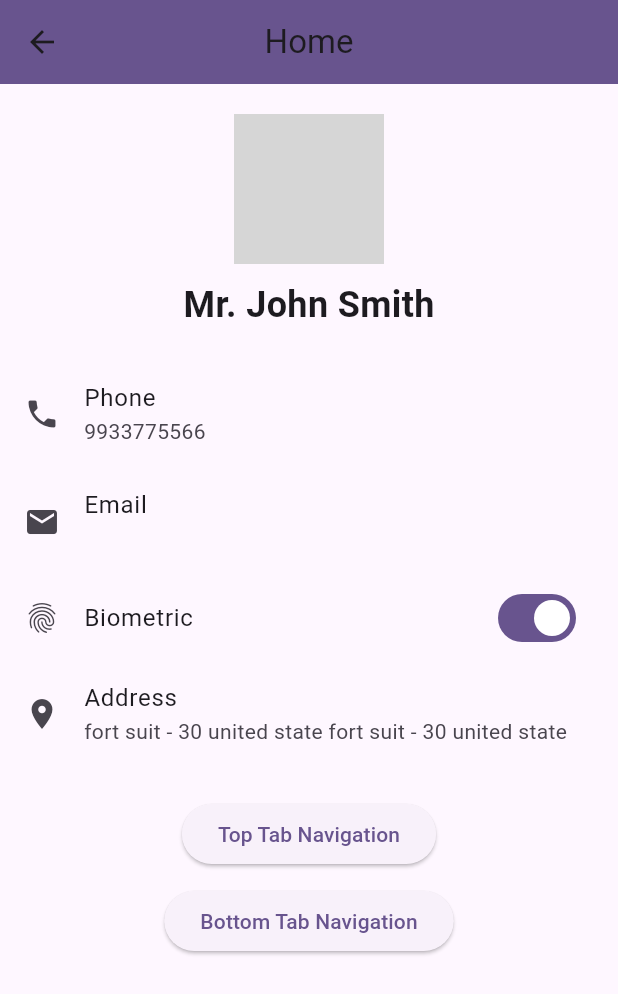
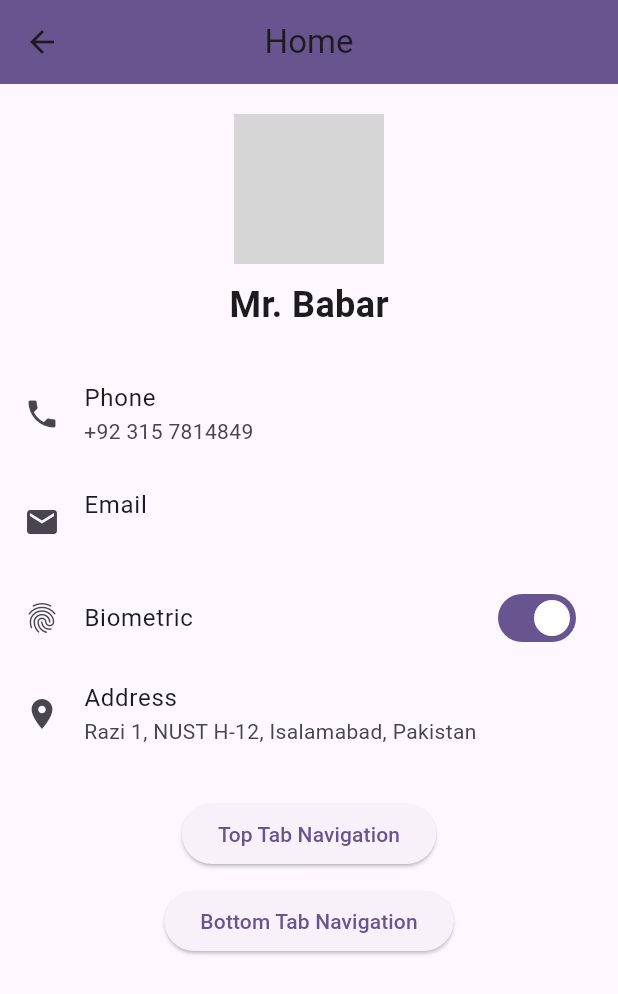
Before and after one commit to Babar78/MAD_Assignment_2, a Flutter app: the HomeScreen screen opened directly with empty values, on a phone screen of 412 x 824 dp. Shown: the top 994 px of the screen. Run offline on Flutter 3.47's test engine with Material 3 defaults, Android fonts, the phone set to English and light mode, and no system bars; network calls fail; grey boxes are pictures that could not be loaded.

Commit message:
Complete Assignment

```diff
--- a/lib/home_screen.dart
+++ b/lib/home_screen.dart
@@ -19,16 +19,17 @@ class HomeScreen extends StatelessWidget {
             const SizedBox(height: 20),
             const CircleAvatar(
               radius: 50,
-              backgroundImage: NetworkImage('https://via.placeholder.com/150'),
+              backgroundImage: NetworkImage(
+                  'https://img.freepik.com/free-vector/bird-colorful-gradient-design-vector_343694-2506.jpg?size=338&ext=jpg&ga=GA1.1.1700460183.1713484800&semt=ais'),
             ),
             const SizedBox(height: 10),
-            const Text('Mr. John Smith',
+            const Text('Mr. Babar',
                 style: TextStyle(fontSize: 24, fontWeight: FontWeight.bold)),
             const SizedBox(height: 20),
             const ListTile(
               leading: Icon(Icons.phone),
               title: Text('Phone'),
-              subtitle: Text('9933775566'),
+              subtitle: Text('+92 315 7814849'),
             ),
             ListTile(
               leading: const Icon(Icons.email),
@@ -46,8 +47,7 @@ class HomeScreen extends StatelessWidget {
             const ListTile(
               leading: Icon(Icons.location_on),
               title: Text('Address'),
-              subtitle: Text(
-                  'fort suit - 30 united state fort suit - 30 united state'),
+              subtitle: Text('Razi 1, NUST H-12, Isalamabad, Pakistan'),
             ),
             const SizedBox(height: 20),
             ElevatedButton(
```
